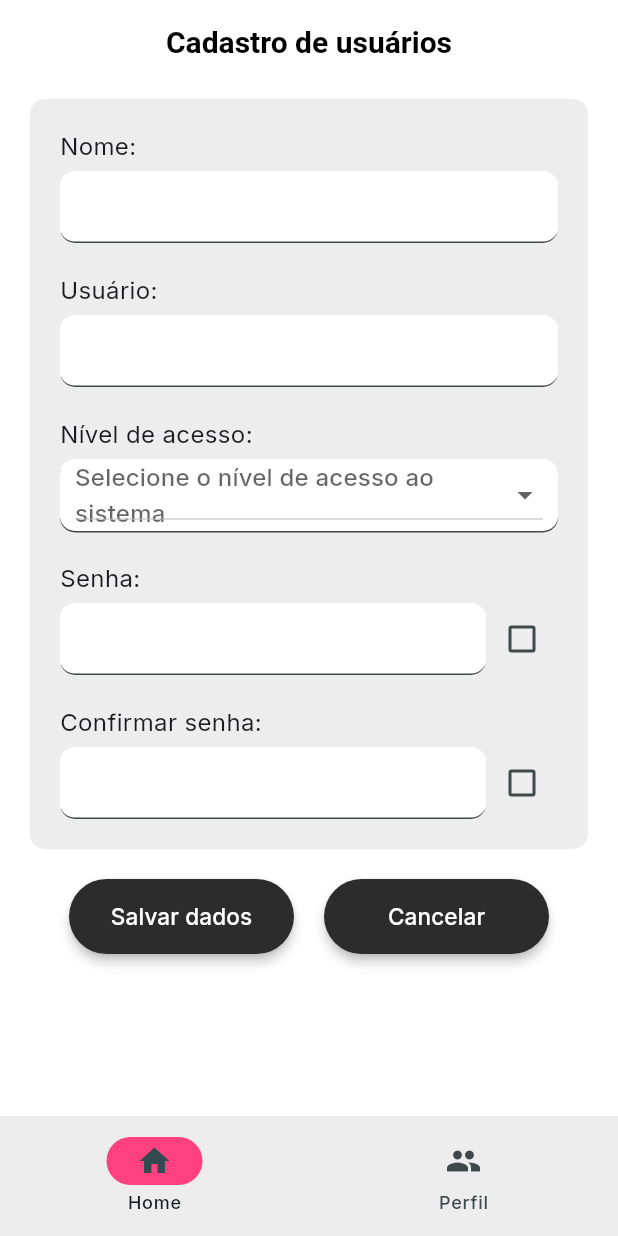
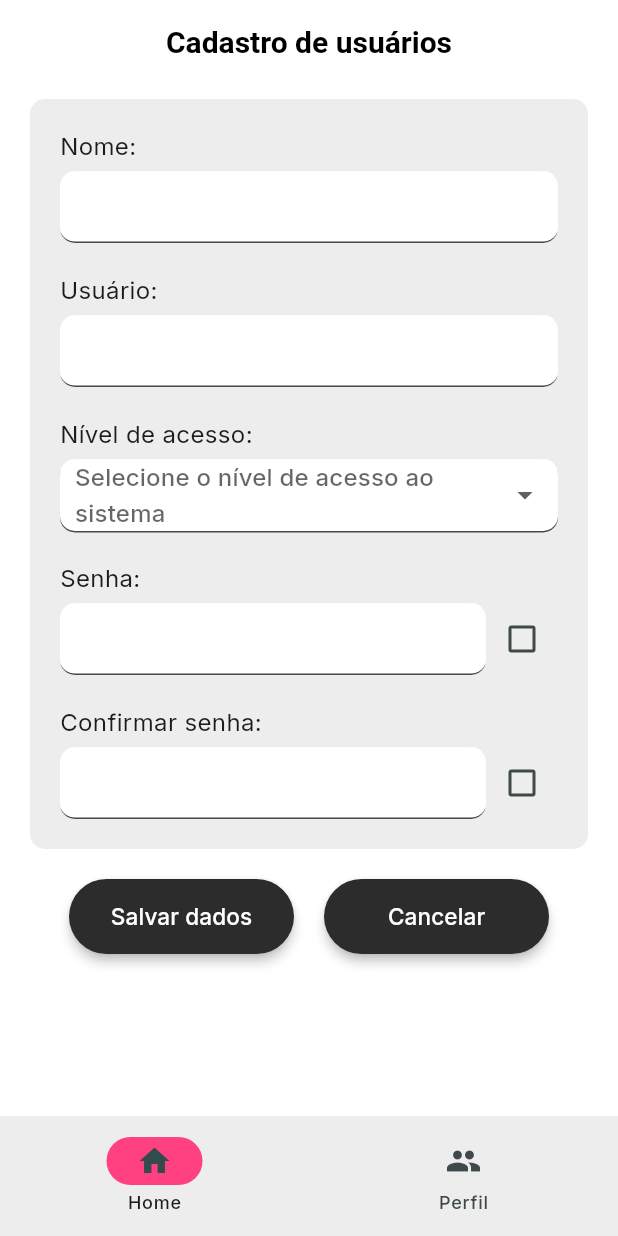
Before and after one commit to mari-arujjo/Ordem-De-Servico-Piloto, a Flutter app: the CadastroUserPage screen opened by its route, on a phone screen of 412 x 824 dp. Run offline on Flutter 3.47's test engine with Material 3 defaults, Android fonts, the phone set to English and light mode, and no system bars; our stand-ins replace go_router, google_fonts.

Commit message:
Tirando linha da dropdown e adicionando scroll fixo

```diff
--- a/lib/app/UI/pages/gestao_usuarios/cadastro_user_page.dart
+++ b/lib/app/UI/pages/gestao_usuarios/cadastro_user_page.dart
@@ -1,5 +1,6 @@
 import 'package:flutter/material.dart';
 import 'package:ordem_de_servico/app/UI/widgets/button_widget.dart';
+import 'package:ordem_de_servico/app/UI/widgets/dropdown_widget.dart';
 import 'package:ordem_de_servico/app/UI/widgets/input1_widget.dart';
 import 'package:ordem_de_servico/app/src/helper/popup.dart';
 import 'package:ordem_de_servico/colors.dart';
@@ -18,7 +19,6 @@ class _CadastroUserState extends State<CadastroUserPage> {
     bool isChecked2 = false;
     bool obscurePassword2 = true;
     final List <String> listNivel = ["1 - Administrador", "2 - Moderador", "3 - Padrão"];
-    String? nivelSelecionado;
     var colorsClass = ColorsClass();
     var popUp = PopUp();
 
@@ -65,6 +65,7 @@ class _CadastroUserState extends State<CadastroUserPage> {
                           Input1Widget(obscure: false),
                           SizedBox(height: 20),
 
+
                           /// USUARIO
                           Align(
                             alignment: Alignment.centerLeft,
@@ -78,6 +79,7 @@ class _CadastroUserState extends State<CadastroUserPage> {
                           Input1Widget(obscure: false),
                           SizedBox(height: 20),
 
+
                           /// NIVEL
                           Align(
                             alignment: Alignment.centerLeft,
@@ -88,39 +90,12 @@ class _CadastroUserState extends State<CadastroUserPage> {
                             ),
                           ),
                           SizedBox(height: 5),
-                          Container(
-                            decoration: BoxDecoration(
-                              color: Colors.white,
-                              borderRadius: BorderRadius.circular(10),
-                              boxShadow: [
-                                BoxShadow(
-                                  color: Color.fromARGB(255, 73, 73, 73),
-                                  offset: Offset(0, 1)
-                                )
-                              ]
-                            ),
-                            child: Container(
-                              margin: EdgeInsets.only(left: 10, right: 10),
-                              child: DropdownButton(
-                                value: nivelSelecionado,
-                                dropdownColor: Colors.white,
-                                isExpanded: true,
-                                hint: const Text('Selecione o nível de acesso ao sistema'),
-                                items: listNivel.map((String nivel){
-                                  return DropdownMenuItem(
-                                    value: nivel,
-                                    child: Text(nivel)
-                                  );
-                                }).toList(),
-                                onChanged:(value) {
-                                  setState(() {
-                                    nivelSelecionado = value;
-                                  });
-                                },
-                              ),
-                            )
+                          DropdownWidget(
+                            listNivel: listNivel,
+                            txt: 'Selecione o nível de acesso ao sistema'
                           ),
                           SizedBox(height: 20),
+
 
                           /// SENHA
                           Align(
@@ -151,6 +126,7 @@ class _CadastroUserState extends State<CadastroUserPage> {
                           ),
                           SizedBox(height: 20),
 
+
                           /// CONFIMAR SENHA
                           Align(
                             alignment: Alignment.centerLeft,
@@ -178,15 +154,19 @@ class _CadastroUserState extends State<CadastroUserPage> {
                               ),
                             ],
                           ),
+
+
                         ],
                       )
                     ),
                   )
                 ),
 
+
                 Row(
                   mainAxisAlignment: MainAxisAlignment.center,
                   children: [
+
                     ButtonWidget(
                       txt: 'Salvar dados',
                       onPressed: (){
@@ -205,6 +185,8 @@ class _CadastroUserState extends State<CadastroUserPage> {
                     )
                   ],
                 )
+
+
               ],
             ),
           ),
--- a/lib/app/UI/pages/gestao_usuarios/gestao_usuarios_page.dart
+++ b/lib/app/UI/pages/gestao_usuarios/gestao_usuarios_page.dart
@@ -47,7 +47,8 @@ class _GestaoUsuariosState extends State<GestaoUsuariosPage> {
                       )
                     ]
                 ),
-
+                  child: Scrollbar(
+                    thumbVisibility: true,
                     child: ListView.separated(
                       padding: EdgeInsets.all(16),
                       itemCount: controller.allUsers.length,
@@ -58,7 +59,7 @@ class _GestaoUsuariosState extends State<GestaoUsuariosPage> {
                         return Container(
                           padding: EdgeInsets.only(left:15,top: 10, right: 10, bottom: 10),
                           decoration: BoxDecoration(
-                          color: Colors.white,
+                            color:  Colors.white,
                             borderRadius: BorderRadius.circular(10),
                             boxShadow: [
                               BoxShadow(
@@ -73,6 +74,8 @@ class _GestaoUsuariosState extends State<GestaoUsuariosPage> {
                               Expanded(
                                 child: GestureDetector(
                                   onTap: () {
+                                    setState(() {
+                                    });
                                     context.goNamed("usuario");
                                   },
                                 child: Text('${allUsers[i].id_usuario} - @${allUsers[i].usuario} - ${allUsers[i].nome}',
@@ -90,6 +93,7 @@ class _GestaoUsuariosState extends State<GestaoUsuariosPage> {
                     ),
                   ),
                 ),
+              ),
             ]
           ),
         ),
--- /dev/null
+++ b/lib/app/UI/widgets/dropdown_widget.dart
@@ -0,0 +1,55 @@
+import 'package:flutter/material.dart';
+
+class DropdownWidget extends StatefulWidget {
+  final List <String> listNivel;
+  final String txt;
+  const DropdownWidget({
+    super.key,
+    required this.listNivel,
+    required this.txt
+  });
+
+  @override
+  State<DropdownWidget> createState() => _DropdownState();
+}
+
+class _DropdownState extends State<DropdownWidget> {
+  String? nivelSelecionado;
+  @override
+  Widget build(BuildContext context) {
+    return Container(
+      decoration: BoxDecoration(
+        color: Colors.white,
+        borderRadius: BorderRadius.circular(10),
+        boxShadow: [
+          BoxShadow(
+            color: Color(0xFF494949),
+            offset: Offset(0, 1)
+          )
+        ]
+      ),
+      child: Container(
+        margin: EdgeInsets.only(left: 10, right: 10),
+        child: DropdownButtonHideUnderline(
+          child: DropdownButton(
+            value: nivelSelecionado,
+            dropdownColor: Colors.white,
+            isExpanded: true,
+            hint: Text(widget.txt),
+            items: widget.listNivel.map((String nivel){
+              return DropdownMenuItem(
+                value: nivel,
+                child: Text(nivel)
+                );
+              }).toList(),
+            onChanged:(value) {
+              setState(() {
+                nivelSelecionado = value;
+              });
+            },
+          ),
+        ),
+      )
+    );
+  }
+}
--- a/lib/app/UI/widgets/input1_widget.dart
+++ b/lib/app/UI/widgets/input1_widget.dart
@@ -1,4 +1,5 @@
 import 'package:flutter/material.dart';
+import 'package:ordem_de_servico/colors.dart';
 
 class Input1Widget extends StatefulWidget {
   final bool obscure;
@@ -12,15 +13,23 @@ class Input1Widget extends StatefulWidget {
 }
 
 class _Input1State extends State<Input1Widget> {
+  var colorsClass = ColorsClass();
   @override
   Widget build(BuildContext context) {
     return TextFormField(
+      cursorColor: colorsClass.terciaryColor,
       obscureText: widget.obscure,
       decoration: InputDecoration(
         filled: true,
         fillColor: Colors.white,
         border:UnderlineInputBorder(
           borderRadius: BorderRadius.circular(10)
+        ),
+        focusedBorder: UnderlineInputBorder(
+          borderRadius: BorderRadius.circular(10),
+          borderSide: BorderSide(
+            color: colorsClass.terciaryColor,
+          )
         )
       ),
     );
--- a/lib/app/UI/widgets/input2_widget.dart
+++ b/lib/app/UI/widgets/input2_widget.dart
@@ -1,4 +1,5 @@
 import 'package:flutter/material.dart';
+import 'package:ordem_de_servico/colors.dart';
 
 class Input2Widget extends StatefulWidget {
   final bool obscure;
@@ -17,18 +18,27 @@ class Input2Widget extends StatefulWidget {
 }
 
 class _Input2State extends State<Input2Widget> {
+  var colorsClass = ColorsClass();
   @override
   Widget build(BuildContext context) {
     return TextFormField(
+      cursorColor: colorsClass.terciaryColor,
       obscureText: widget.obscure,
       decoration: InputDecoration(
         labelText: widget.txt,
+        labelStyle: TextStyle(color: colorsClass.terciaryColor),
         prefixIcon: widget.ico,
         filled: true,
         fillColor: Colors.white,
         border: OutlineInputBorder(
           borderRadius: BorderRadius.circular(10)
-        )
+        ),
+        focusedBorder: OutlineInputBorder(
+          borderRadius: BorderRadius.circular(10),
+          borderSide: BorderSide(
+            color: colorsClass.terciaryColor
+          )
+        ),
       ),
     );
   }
```
Lines whose indentation alone changed are shown as unchanged.
